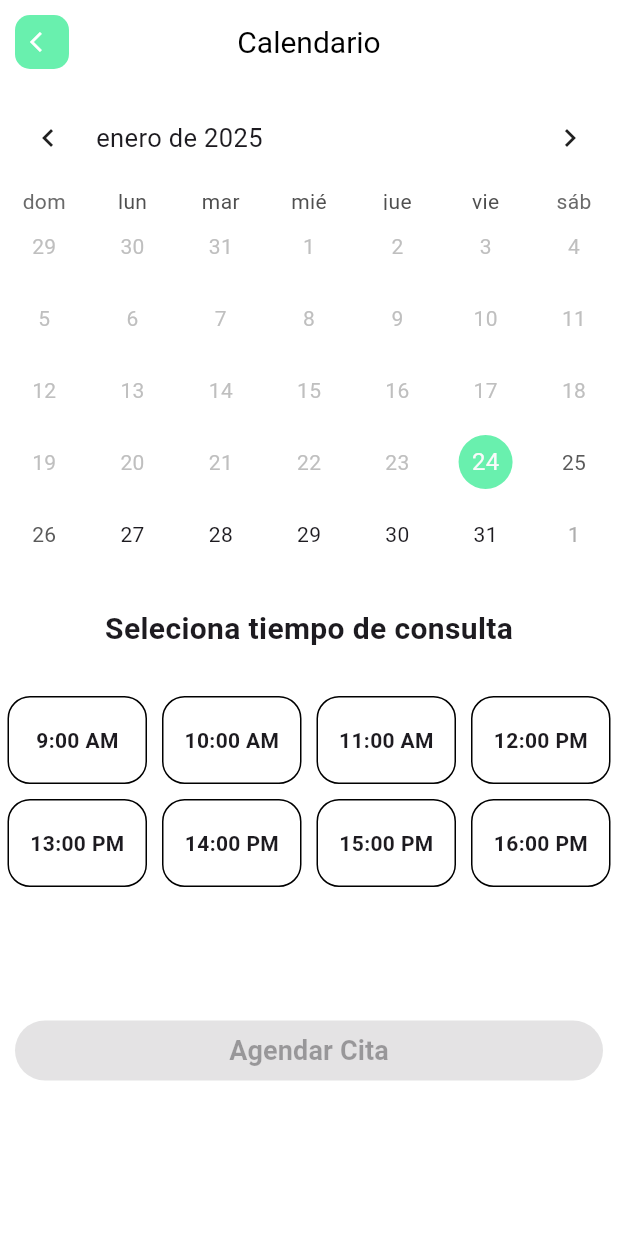
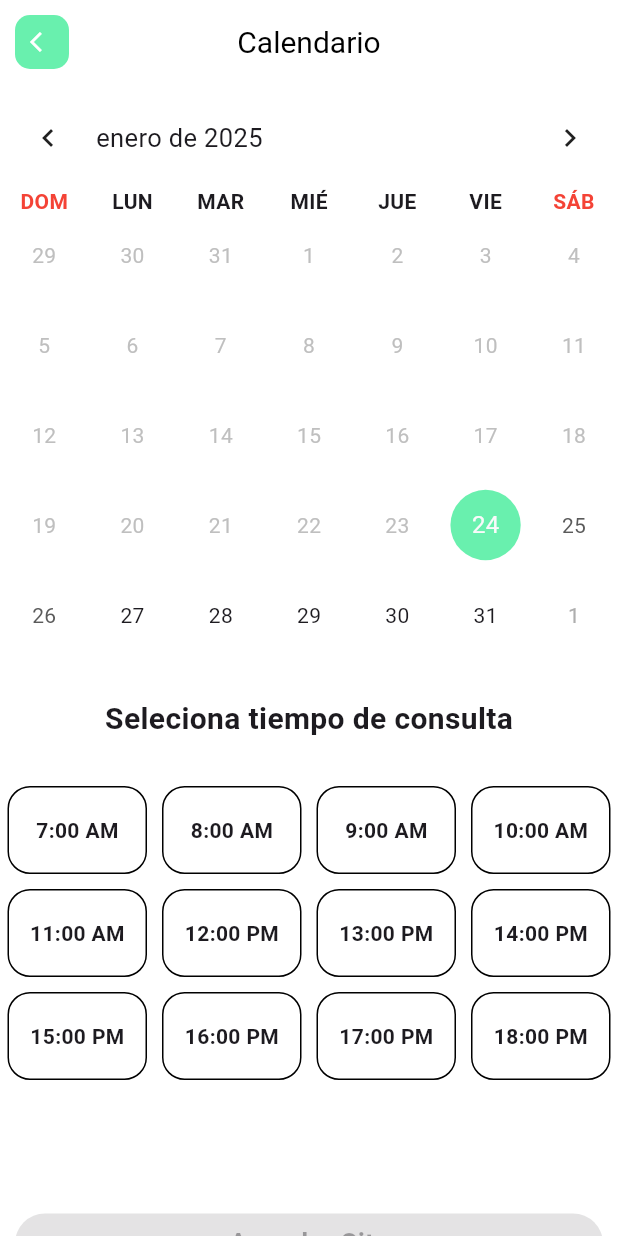
Before and after one commit to Sebaescu/citas_doctor, a Flutter app: the BookingPage screen opened directly with empty values, on a phone screen of 412 x 824 dp. Run offline on Flutter 3.47's test engine with Material 3 defaults, Android fonts, the light colour scheme and no system bars; drawn by our look-alikes of table_calendar; our stand-ins replace dio, font_awesome_flutter, lottie, shared_preferences; accounts and stored records are empty.

Commit message:
ya sirve inicio,registro, hacer cita y ver detalles del doctor

```diff
--- a/citas_doctor/lib/components/login_form.dart
+++ b/citas_doctor/lib/components/login_form.dart
@@ -79,9 +79,6 @@ class _LoginFormState extends State<LoginForm> {
                     auth.loginSuccess();
                     MyApp.navigatorKey.currentState!.pushNamed('main');
                   }
-                  final user=await DioProvider().getUser(token);
-                  //print(token);
-                  Navigator.of(context).pushNamed('main');
                 },
                 disable: false,
               );
--- a/citas_doctor/lib/main.dart
+++ b/citas_doctor/lib/main.dart
@@ -5,7 +5,6 @@ import 'package:flutter/material.dart';
 import 'package:citas_doctor/utils/config.dart';
 import 'package:citas_doctor/screens/auth_page.dart';
 import 'package:citas_doctor/main_layout.dart';
-import 'package:intl/intl.dart';
 import 'package:provider/provider.dart';
 import 'package:citas_doctor/models/auth_model.dart';
 import 'package:intl/date_symbol_data_local.dart';
@@ -55,7 +54,7 @@ class MyApp extends StatelessWidget {
         'main': (context) => const MainLayout(),
         'doc_details': (context) => const DoctorDetails(),
         'booking_page': (context) => BookingPage(),
-        'success_booking': (context) => const AppointmentBooked(),
+        'success_booked': (context) => const AppointmentBooked(),
       },
     ));
   }
--- a/citas_doctor/lib/models/booking_datetime_converted.dart
+++ b/citas_doctor/lib/models/booking_datetime_converted.dart
@@ -50,6 +50,8 @@ class DateConverted{
       return '16:00 PM';
       case 10:
       return '17:00 PM';
+      case 11:
+      return '18:00 PM';
       default:
       return '7:00 AM';
     }
--- a/citas_doctor/lib/providers/dio_provider.dart
+++ b/citas_doctor/lib/providers/dio_provider.dart
@@ -21,7 +21,7 @@ class DioProvider {
 
   Future<dynamic> getUser(String token) async {
     try {
-      var user = await Dio().get('http://127.0.0.1:8000/api/login',
+      var user = await Dio().get('http://127.0.0.1:8000/api/user',
           options: Options(headers: {'Authorization': 'Bearer $token'}));
       if (user.statusCode == 200 && user.data != '') {
         return json.encode(user.data);
--- a/citas_doctor/lib/screens/booking_page.dart
+++ b/citas_doctor/lib/screens/booking_page.dart
@@ -5,6 +5,7 @@ import 'package:citas_doctor/providers/dio_provider.dart';
 import 'package:citas_doctor/utils/config.dart';
 import 'package:flutter/material.dart';
 import 'package:font_awesome_flutter/font_awesome_flutter.dart';
+import 'package:intl/intl.dart';
 import 'package:shared_preferences/shared_preferences.dart';
 import 'package:table_calendar/table_calendar.dart';
 
@@ -113,7 +114,7 @@ class _BookingPageState extends State<BookingPage> {
                           ),
                           alignment: Alignment.center,
                           child: Text(
-                            '${index + 9}:00 ${index + 9 > 11 ? "PM" : "AM"}',
+                            '${index + 7}:00 ${index + 7 >= 12 ? (index + 7 == 12 ? "PM" : "PM") : "AM"}',
                             style: TextStyle(
                               fontWeight: FontWeight.bold,
                               color:
@@ -123,7 +124,7 @@ class _BookingPageState extends State<BookingPage> {
                         ),
                       );
                     },
-                    childCount: 8,
+                    childCount: 12,
                   ),
                   gridDelegate: const SliverGridDelegateWithFixedCrossAxisCount(
                       crossAxisCount: 4, childAspectRatio: 1.5),
@@ -166,10 +167,17 @@ class _BookingPageState extends State<BookingPage> {
       lastDay: DateTime(2025, 12, 31),
       calendarFormat: _format,
       currentDay: _currentDay,
-      rowHeight: 48,
+      rowHeight: 60,
       calendarStyle: const CalendarStyle(
         todayDecoration:
             BoxDecoration(color: Config.primaryColor, shape: BoxShape.circle),
+      ),
+      daysOfWeekStyle: DaysOfWeekStyle(
+        weekdayStyle: TextStyle(fontSize: 14, fontWeight: FontWeight.bold),
+        weekendStyle:
+            TextStyle(fontSize: 14, fontWeight: FontWeight.bold, color: Colors.red),
+        dowTextFormatter: (date, locale) =>
+            DateFormat.E(locale).format(date).substring(0, 3).toUpperCase(),
       ),
       availableCalendarFormats: const {
         CalendarFormat.month: 'Mes',
@@ -179,12 +187,11 @@ class _BookingPageState extends State<BookingPage> {
           _format = format;
         });
       },
-      onDaySelected: ((selectedDay, focusedDay) {
+      onDaySelected: (selectedDay, focusedDay) {
         setState(() {
           _currentDay = selectedDay;
           _focusDay = focusedDay;
           _dateSelected = true;
-
 
           if (selectedDay.weekday == 6 || selectedDay.weekday == 7) {
             _isWeekend = true;
@@ -194,7 +201,8 @@ class _BookingPageState extends State<BookingPage> {
             _isWeekend = false;
           }
         });
-      }),
+      },
     );
   }
+
 }
--- a/citas_doctor/lib/screens/doctor_details.dart
+++ b/citas_doctor/lib/screens/doctor_details.dart
@@ -137,7 +137,10 @@ class DetailBody extends StatelessWidget {
         crossAxisAlignment: CrossAxisAlignment.stretch,
         children: <Widget>[
           Config.spaceSmall,
-          DoctorInfo(patients: doctor['patients'],exp:doctor['experience'],),
+          DoctorInfo(
+            patients: doctor['patients'],
+            exp:doctor['experience'],
+            ),
           Config.spaceMedium,
           const Text(
             'Sobre el Doctor',
--- a/citas_doctor/lib/screens/home_page.dart
+++ b/citas_doctor/lib/screens/home_page.dart
@@ -168,7 +168,7 @@ class _HomePageState extends State<HomePage> {
                   children: List.generate(user['doctor'].length, (index) {
                     return DoctorCard(
                       route: 'doc_details',
-                      doctor: user['doctor']['index'],
+                      doctor: user['doctor'][index],
                     );
                   }),
                 ),
```
Also changed, not shown: citas_doctor/package-lock.json (added), 1 other file.
